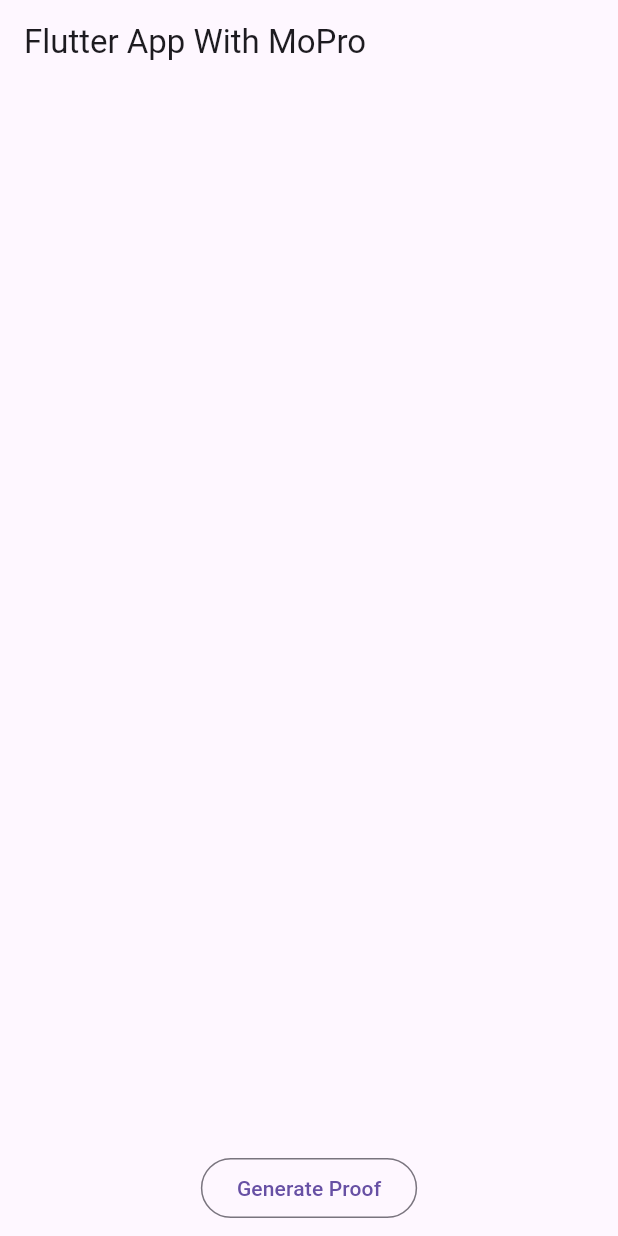
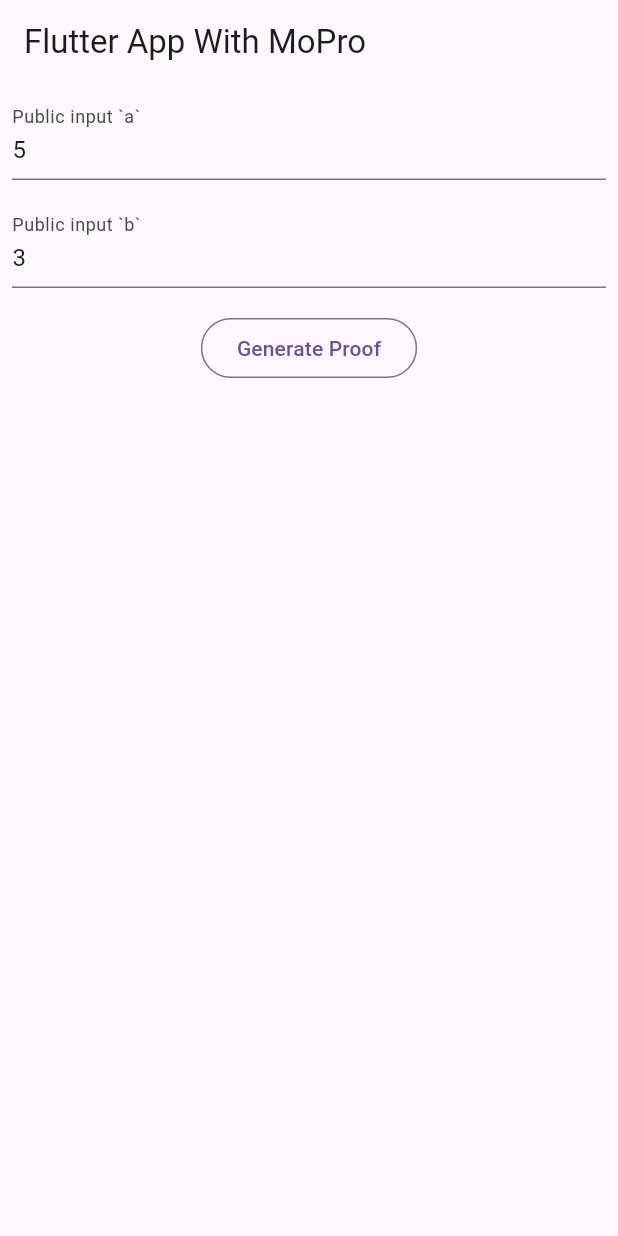
Before and after one commit to zkmopro/flutter-plugin, a Flutter app: the screen it shows after launch, on a phone screen of 412 x 824 dp. Run offline on Flutter 3.47's test engine with Material 3 defaults, Android fonts, the phone set to English and light mode, and no system bars; our stand-ins replace plugin_platform_interface.

Commit message:
Make proof inputs interactive

```diff
--- a/example/lib/main.dart
+++ b/example/lib/main.dart
@@ -22,6 +22,17 @@ class _MyAppState extends State<MyApp> {
   bool isProving = false;
   PlatformException? _error;
 
+  // Controllers to handle user input
+  final TextEditingController _controllerA = TextEditingController();
+  final TextEditingController _controllerB = TextEditingController();
+
+  @override
+  void initState() {
+    super.initState();
+    _controllerA.text = "5";
+    _controllerB.text = "3";
+  }
+
   @override
   Widget build(BuildContext context) {
     // The inputs is a base64 string
@@ -38,10 +49,10 @@ class _MyAppState extends State<MyApp> {
         appBar: AppBar(
           title: const Text('Flutter App With MoPro'),
         ),
-        body: Column(
-          mainAxisSize: MainAxisSize.max,
+        body: SingleChildScrollView(
+          child: Column(
+            mainAxisSize: MainAxisSize.min,
             crossAxisAlignment: CrossAxisAlignment.center,
-          mainAxisAlignment: MainAxisAlignment.spaceBetween,
             children: [
               if (isProving) const CircularProgressIndicator(),
               if (_error != null)
@@ -49,24 +60,27 @@ class _MyAppState extends State<MyApp> {
                   padding: const EdgeInsets.all(8.0),
                   child: Text(_error.toString()),
                 ),
-            if (_proofResult != null)
-              SingleChildScrollView(
-                child: Column(
-                  children: [
               Padding(
                 padding: const EdgeInsets.all(8.0),
-                      child: Text('Proof inputs: $decodedInputs'),
+                child: TextFormField(
+                  controller: _controllerA,
+                  decoration: const InputDecoration(
+                    labelText: "Public input `a`",
+                    hintText: "For example, 5",
+                  ),
+                  keyboardType: TextInputType.number,
+                ),
               ),
               Padding(
                 padding: const EdgeInsets.all(8.0),
-                      child: Text('Proof: $decodedProof'),
+                child: TextFormField(
+                  controller: _controllerB,
+                  decoration: const InputDecoration(
+                    labelText: "Public input `b`",
+                    hintText: "For example, 3",
                   ),
-                  ],
+                  keyboardType: TextInputType.number,
                 ),
-              ),
-            Flexible(
-              flex: 1,
-              child: Container(),
               ),
               Row(
                 mainAxisAlignment: MainAxisAlignment.center,
@@ -75,16 +89,30 @@ class _MyAppState extends State<MyApp> {
                     padding: const EdgeInsets.all(8.0),
                     child: OutlinedButton(
                         onPressed: () async {
+                          if (_controllerA.text.isEmpty ||
+                              _controllerB.text.isEmpty ||
+                              isProving) {
+                            return;
+                          }
+                          setState(() {
+                            isProving = true;
+                          });
+
+                          FocusManager.instance.primaryFocus?.unfocus();
                           Map<String, dynamic>? proofResult;
                           PlatformException? error;
                           // Platform messages may fail, so we use a try/catch PlatformException.
                           // We also handle the message potentially returning null.
                           try {
                             var inputs = <String, List<String>>{};
-                          inputs["a"] = ["3"];
-                          inputs["b"] = ["5"];
-                          proofResult = await _moproFlutterPlugin.generateProof(
+                            inputs["a"] = [_controllerA.text];
+                            inputs["b"] = [_controllerB.text];
+                            proofResult =
+                                await _moproFlutterPlugin.generateProof(
                                     "assets/multiplier2_final.zkey", inputs);
+                            setState(() {
+                              isProving = false;
+                            });
                             print(
                               "Proof result: $proofResult",
                             );
@@ -102,8 +130,8 @@ class _MyAppState extends State<MyApp> {
                           setState(() {
                             _proofResult = proofResult == null
                                 ? null
-                              : GenerateProofResult(
-                                  proofResult["proof"], proofResult["inputs"]);
+                                : GenerateProofResult(proofResult["proof"],
+                                    proofResult["inputs"]);
                             _error = error;
                           });
                         },
@@ -112,8 +140,22 @@ class _MyAppState extends State<MyApp> {
                         )),
                   ),
                 ],
-            )
+              ),
+              if (_proofResult != null)
+                Column(
+                  children: [
+                    Padding(
+                      padding: const EdgeInsets.all(8.0),
+                      child: Text('Proof inputs: $decodedInputs'),
+                    ),
+                    Padding(
+                      padding: const EdgeInsets.all(8.0),
+                      child: Text('Proof: $decodedProof'),
+                    ),
                   ],
+                ),
+            ],
+          ),
         ),
       ),
     );
```
Lines whose indentation alone changed are shown as unchanged.
